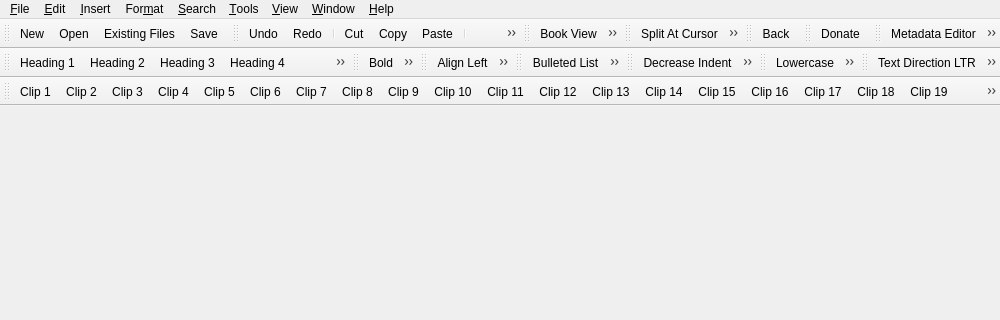
This is src/Sigil/Form_Files/main.ui in Sigil-Ebook/Sigil as Qt 5 draws it before an edit; both pictures show x 0 to 1000 and y 0 to 320 of the 1000 by 700 pixel window. The edited form follows.
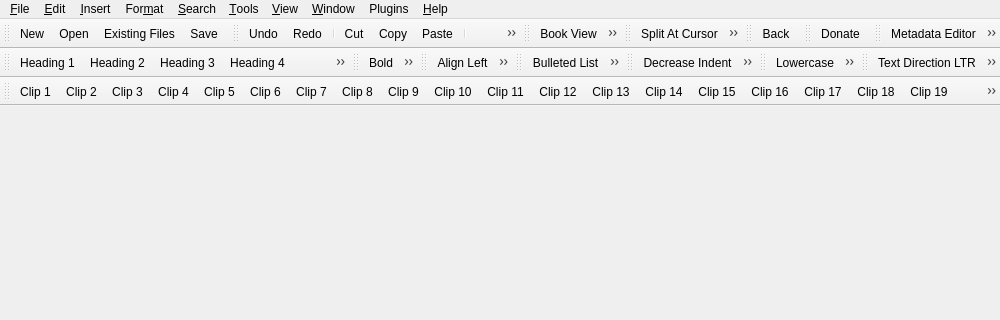
This is the edited form. Icons and pictures are not drawn.

Commit message: Hardcode menu Plugins in UI, move it before menu Help

The edit to the form file:
```diff
--- a/src/Sigil/Form_Files/main.ui
+++ b/src/Sigil/Form_Files/main.ui
@@ -50,7 +50,7 @@
      <x>0</x>
      <y>0</y>
      <width>1000</width>
-     <height>22</height>
+     <height>24</height>
     </rect>
    </property>
    <widget class="QMenu" name="menuFile">
@@ -331,6 +331,12 @@
     <addaction name="actionDeleteUnusedMedia"/>
     <addaction name="actionDeleteUnusedStyles"/>
    </widget>
+   <widget class="QMenu" name="menuPlugins">
+    <property name="title">
+     <string>Plugins</string>
+    </property>
+    <addaction name="actionManage_Plugins"/>
+   </widget>
    <addaction name="menuFile"/>
    <addaction name="menuEdit"/>
    <addaction name="menuInsert"/>
@@ -339,6 +345,7 @@
    <addaction name="menuTools"/>
    <addaction name="menuView"/>
    <addaction name="menuWindow"/>
+   <addaction name="menuPlugins"/>
    <addaction name="menuHelp"/>
   </widget>
   <widget class="QStatusBar" name="statusbar"/>
```
Left out of the diff: 5 changed lines with no effect on the pictures. The commit also changes 1 other file.
